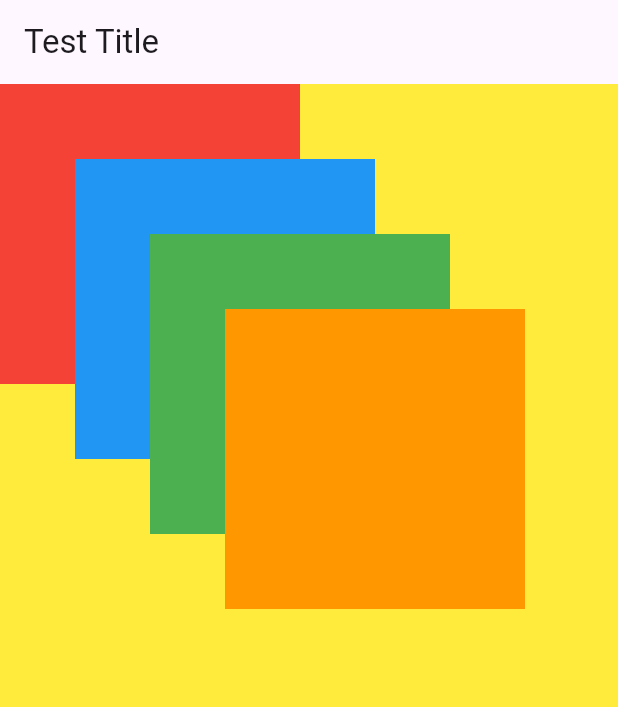
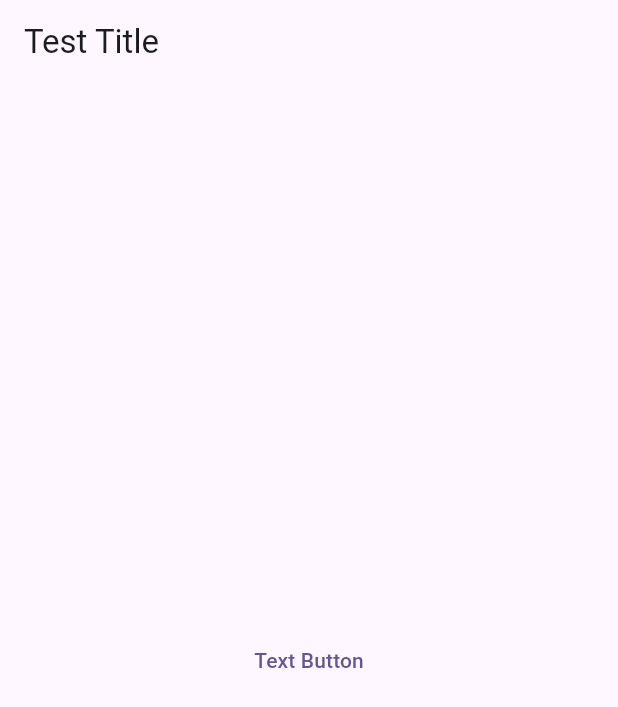
Before and after one commit to beebe0mg/Flutter-Study, a Flutter app: the screen it shows after launch, on a phone screen of 412 x 824 dp. Shown: the top 707 px of the screen. Run offline on Flutter 3.47's test engine with Material 3 defaults, Android fonts, the phone set to English and light mode, and no system bars.

Commit message:
Learn : TextButton 연습해 보기

```diff
--- a/flutter_study/lib/main.dart
+++ b/flutter_study/lib/main.dart
@@ -34,37 +34,11 @@ class _MyHomePageState extends State<MyHomePage> {
       appBar: AppBar(
         title: const Text("Test Title"),
       ),
-      body: Container(
-        width: MediaQuery.of(context).size.width,
-        height: MediaQuery.of(context).size.height,
-        color: Colors.yellow,
-        child: Stack(
-          children: [
-            Container(
-              width: 200,
-              height: 200,
-              color: Colors.red,
-            ),
-            Container(
-              width: 200,
-              height: 200,
-              margin: const EdgeInsets.only(top: 50, left: 50),
-              color: Colors.blue,
-            ),
-            Container(
-              width: 200,
-              height: 200,
-              margin: const EdgeInsets.only(top: 100, left: 100),
-              color: Colors.green,
-            ),
-            Container(
-              width: 200,
-              height: 200,
-              margin: const EdgeInsets.only(top: 150, left: 150),
-              color: Colors.orange,
-            ),
-          ],
-        ),
+      body: Center(
+        child: TextButton(
+          onPressed: () => print("TextButton clicked"),
+          child: const Text("Text Button"),
+        )
       ),
     );
   }
```
